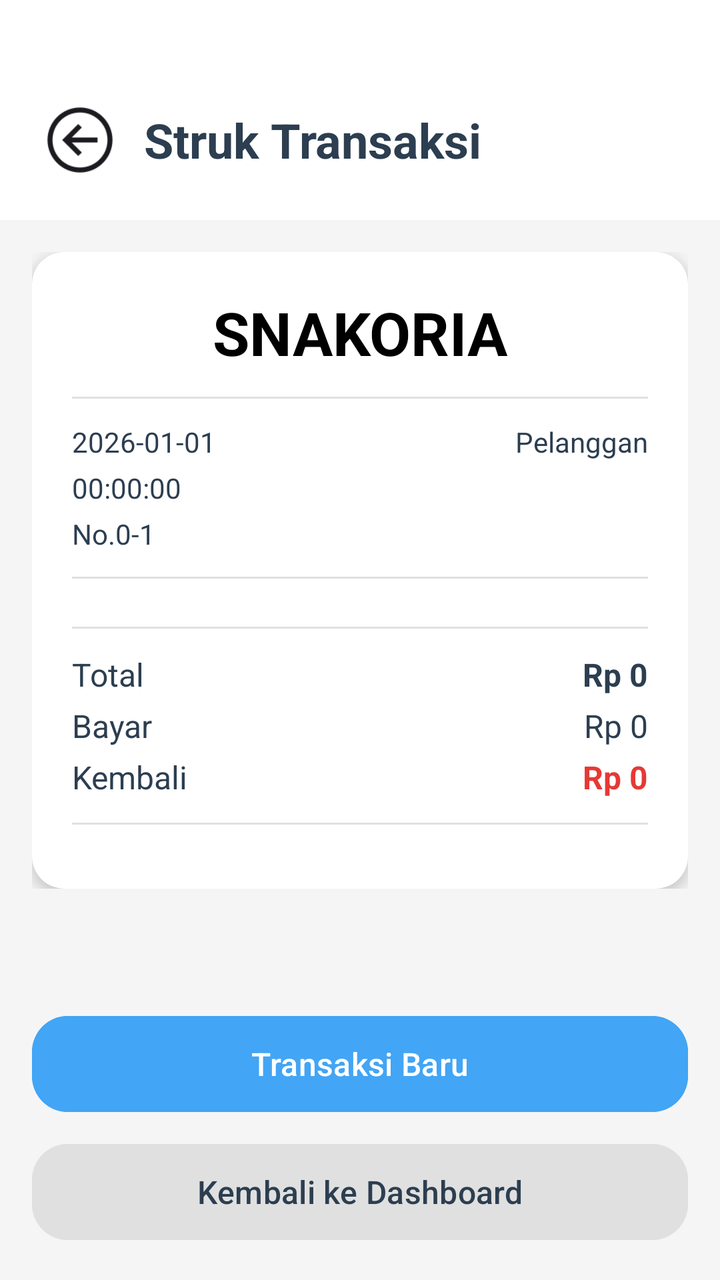
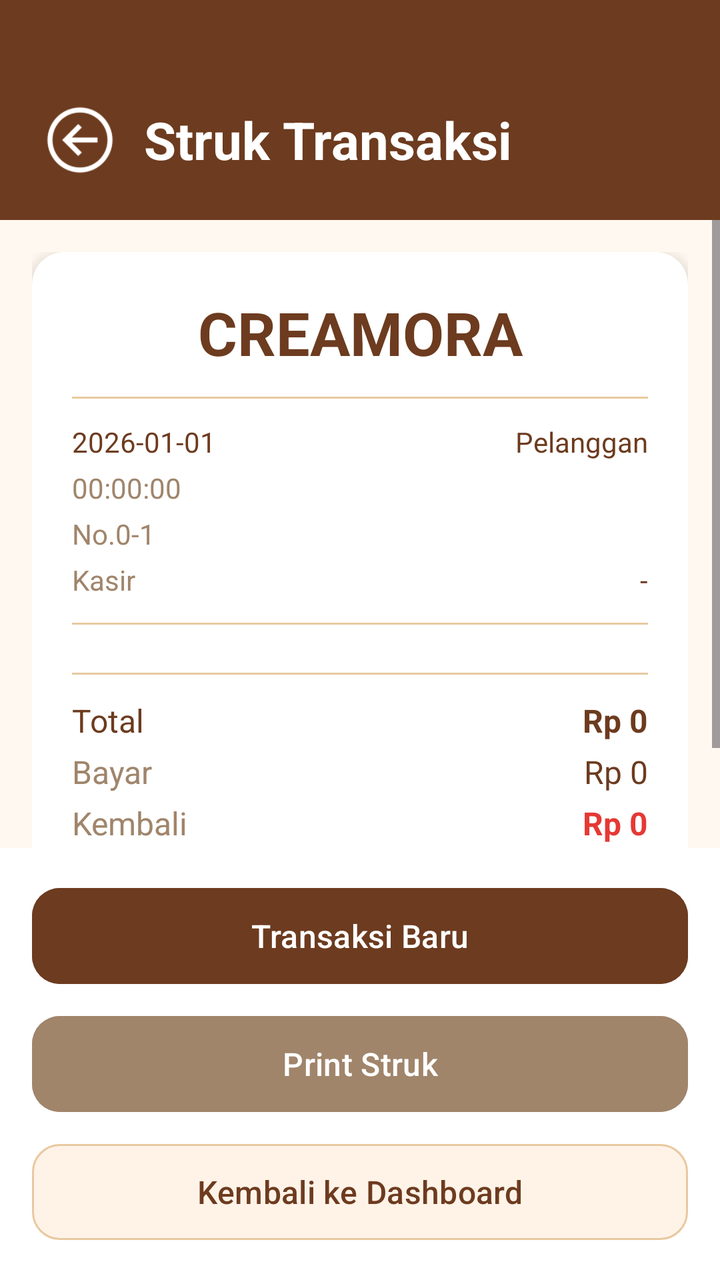

An Android layout rendered at two revisions. The XML below is the earlier revision; the diff shows what the commit changed to produce the second picture.
<!-- AndroidManifest.xml: application theme Theme.Kasir -->
<!-- res/layout/activity_struk.xml -->
<?xml version="1.0" encoding="utf-8"?>
<LinearLayout xmlns:android="http://schemas.android.com/apk/res/android"
    xmlns:app="http://schemas.android.com/apk/res-auto"
    android:layout_width="match_parent"
    android:layout_height="match_parent"
    android:orientation="vertical"
    android:background="#F5F5F5">

    
    <LinearLayout
        android:layout_width="match_parent"
        android:layout_height="wrap_content"
        android:orientation="horizontal"
        android:gravity="center_vertical"
        android:paddingTop="50dp"
        android:paddingBottom="20dp"
        android:paddingStart="20dp"
        android:paddingEnd="20dp"
        android:background="@android:color/white">

        <ImageView
            android:id="@+id/ivKembali"
            android:layout_width="40dp"
            android:layout_height="40dp"
            android:src="@drawable/panah"
            android:clickable="true"
            android:focusable="true"
            android:contentDescription="Kembali"
            app:tint="?attr/colorOnSurface"/>

        <TextView
            android:layout_width="0dp"
            android:layout_height="wrap_content"
            android:layout_weight="1"
            android:layout_marginStart="12dp"
            android:text="Struk Transaksi"
            android:textSize="24sp"
            android:textStyle="bold"
            android:textColor="#2C3E50"/>
    </LinearLayout>

    <ScrollView
        android:layout_width="match_parent"
        android:layout_height="0dp"
        android:layout_weight="1">

        <LinearLayout
            android:layout_width="match_parent"
            android:layout_height="wrap_content"
            android:orientation="vertical"
            android:padding="16dp">

            
            <androidx.cardview.widget.CardView
                android:layout_width="match_parent"
                android:layout_height="wrap_content"
                app:cardCornerRadius="16dp"
                app:cardElevation="4dp"
                app:cardBackgroundColor="#FFFFFF">

                <LinearLayout
                    android:layout_width="match_parent"
                    android:layout_height="wrap_content"
                    android:orientation="vertical"
                    android:padding="20dp">

                    
                    <TextView
                        android:layout_width="match_parent"
                        android:layout_height="wrap_content"
                        android:text="SNAKORIA"
                        android:textSize="30sp"
                        android:textStyle="bold"
                        android:gravity="center"
                        android:textColor="#000000"/>

                    <View
                        android:layout_width="match_parent"
                        android:layout_height="1dp"
                        android:background="#E0E0E0"
                        android:layout_marginTop="12dp"
                        android:layout_marginBottom="12dp"/>

                    
                    <LinearLayout
                        android:layout_width="match_parent"
                        android:layout_height="wrap_content"
                        android:orientation="horizontal">

                        <TextView
                            android:id="@+id/tvTanggal"
                            android:layout_width="0dp"
                            android:layout_height="wrap_content"
                            android:layout_weight="1"
                            android:text="2026-01-01"
                            android:textSize="14sp"
                            android:textColor="#2C3E50"/>

                        <TextView
                            android:id="@+id/tvNamaPelanggan"
                            android:layout_width="wrap_content"
                            android:layout_height="wrap_content"
                            android:text="Pelanggan"
                            android:textSize="14sp"
                            android:textColor="#2C3E50"/>
                    </LinearLayout>

                    <LinearLayout
                        android:layout_width="match_parent"
                        android:layout_height="wrap_content"
                        android:orientation="horizontal"
                        android:layout_marginTop="4dp">

                        <TextView
                            android:id="@+id/tvJam"
                            android:layout_width="0dp"
                            android:layout_height="wrap_content"
                            android:layout_weight="1"
                            android:text="00:00:00"
                            android:textSize="14sp"
                            android:textColor="#2C3E50"/>
                    </LinearLayout>

                    <TextView
                        android:id="@+id/tvNomorTransaksi"
                        android:layout_width="wrap_content"
                        android:layout_height="wrap_content"
                        android:text="No.0-1"
                        android:textSize="14sp"
                        android:textColor="#2C3E50"
                        android:layout_marginTop="4dp"/>

                    <View
                        android:layout_width="match_parent"
                        android:layout_height="1dp"
                        android:background="#E0E0E0"
                        android:layout_marginTop="12dp"
                        android:layout_marginBottom="12dp"/>

                    
                    <LinearLayout
                        android:id="@+id/llItems"
                        android:layout_width="match_parent"
                        android:layout_height="wrap_content"
                        android:orientation="vertical"/>

                    <View
                        android:layout_width="match_parent"
                        android:layout_height="1dp"
                        android:background="#E0E0E0"
                        android:layout_marginTop="12dp"
                        android:layout_marginBottom="12dp"/>

                    
                    <LinearLayout
                        android:layout_width="match_parent"
                        android:layout_height="wrap_content"
                        android:orientation="horizontal">

                        <TextView
                            android:layout_width="0dp"
                            android:layout_height="wrap_content"
                            android:layout_weight="1"
                            android:text="Total"
                            android:textSize="16sp"
                            android:textColor="#2C3E50"/>

                        <TextView
                            android:id="@+id/tvTotal"
                            android:layout_width="wrap_content"
                            android:layout_height="wrap_content"
                            android:text="Rp 0"
                            android:textSize="16sp"
                            android:textStyle="bold"
                            android:textColor="#2C3E50"/>
                    </LinearLayout>

                    <LinearLayout
                        android:layout_width="match_parent"
                        android:layout_height="wrap_content"
                        android:orientation="horizontal"
                        android:layout_marginTop="4dp">

                        <TextView
                            android:layout_width="0dp"
                            android:layout_height="wrap_content"
                            android:layout_weight="1"
                            android:text="Bayar"
                            android:textSize="16sp"
                            android:textColor="#2C3E50"/>

                        <TextView
                            android:id="@+id/tvBayar"
                            android:layout_width="wrap_content"
                            android:layout_height="wrap_content"
                            android:text="Rp 0"
                            android:textSize="16sp"
                            android:textColor="#2C3E50"/>
                    </LinearLayout>

                    <LinearLayout
                        android:layout_width="match_parent"
                        android:layout_height="wrap_content"
                        android:orientation="horizontal"
                        android:layout_marginTop="4dp">

                        <TextView
                            android:layout_width="0dp"
                            android:layout_height="wrap_content"
                            android:layout_weight="1"
                            android:text="Kembali"
                            android:textSize="16sp"
                            android:textColor="#2C3E50"/>

                        <TextView
                            android:id="@+id/tvKembali"
                            android:layout_width="wrap_content"
                            android:layout_height="wrap_content"
                            android:text="Rp 0"
                            android:textSize="16sp"
                            android:textStyle="bold"
                            android:textColor="#E53935"/>
                    </LinearLayout>

                    <View
                        android:layout_width="match_parent"
                        android:layout_height="1dp"
                        android:background="#E0E0E0"
                        android:layout_marginTop="12dp"
                        android:layout_marginBottom="12dp"/>

                </LinearLayout>
            </androidx.cardview.widget.CardView>
        </LinearLayout>
    </ScrollView>

    
    <LinearLayout
        android:layout_width="match_parent"
        android:layout_height="wrap_content"
        android:orientation="vertical"
        android:padding="16dp">

        <com.google.android.material.button.MaterialButton
            android:id="@+id/btnTransaksiBaru"
            android:layout_width="match_parent"
            android:layout_height="56dp"
            android:text="Transaksi Baru"
            android:textSize="16sp"
            android:textColor="#FFFFFF"
            android:backgroundTint="#42A5F5"
            app:cornerRadius="18dp"/>

        <com.google.android.material.button.MaterialButton
            android:id="@+id/btnKeDashboard"
            android:layout_width="match_parent"
            android:layout_height="56dp"
            android:layout_marginTop="8dp"
            android:text="Kembali ke Dashboard"
            android:textSize="16sp"
            android:textColor="#2C3E50"
            android:backgroundTint="#E0E0E0"
            app:cornerRadius="18dp"/>
    </LinearLayout>

</LinearLayout>
<!-- resources referenced by this layout -->
<resources>
  <!-- drawable panah: png bitmap (drawable, 1835 bytes) -->
  <style name="Theme.Kasir" parent="Base.Theme.Kasir" />
  <style name="Base.Theme.Kasir" parent="Theme.Material3.DayNight.NoActionBar">
          
          
      </style>
</resources>

<!-- the commit's change to res/layout/activity_struk.xml (unified diff, before → after) -->
@@ -4,7 +4,7 @@
     android:layout_width="match_parent"
     android:layout_height="match_parent"
     android:orientation="vertical"
-    android:background="#F5F5F5">
+    android:background="@color/bg_home">
 
     
     <LinearLayout
@@ -16,7 +16,7 @@
         android:paddingBottom="20dp"
         android:paddingStart="20dp"
         android:paddingEnd="20dp"
-        android:background="@android:color/white">
+        android:background="@color/header_bg">
 
         <ImageView
             android:id="@+id/ivKembali"
@@ -26,7 +26,7 @@
             android:clickable="true"
             android:focusable="true"
             android:contentDescription="Kembali"
-            app:tint="?attr/colorOnSurface"/>
+            app:tint="@color/header_title_text"/>
 
         <TextView
             android:layout_width="0dp"
@@ -34,9 +34,9 @@
             android:layout_weight="1"
             android:layout_marginStart="12dp"
             android:text="Struk Transaksi"
-            android:textSize="24sp"
+            android:textSize="26sp"
             android:textStyle="bold"
-            android:textColor="#2C3E50"/>
+            android:textColor="@color/header_title_text"/>
     </LinearLayout>
 
     <ScrollView
@@ -50,13 +50,12 @@
             android:orientation="vertical"
             android:padding="16dp">
 
-            
             <androidx.cardview.widget.CardView
                 android:layout_width="match_parent"
                 android:layout_height="wrap_content"
                 app:cardCornerRadius="16dp"
                 app:cardElevation="4dp"
-                app:cardBackgroundColor="#FFFFFF">
+                app:cardBackgroundColor="@color/card_bg">
 
                 <LinearLayout
                     android:layout_width="match_parent"
@@ -68,16 +67,16 @@
                     <TextView
                         android:layout_width="match_parent"
                         android:layout_height="wrap_content"
-                        android:text="SNAKORIA"
+                        android:text="CREAMORA"
                         android:textSize="30sp"
                         android:textStyle="bold"
                         android:gravity="center"
-                        android:textColor="#000000"/>
+                        android:textColor="@color/text_primary_brown"/>
 
                     <View
                         android:layout_width="match_parent"
                         android:layout_height="1dp"
-                        android:background="#E0E0E0"
+                        android:background="@color/divider"
                         android:layout_marginTop="12dp"
                         android:layout_marginBottom="12dp"/>
 
@@ -94,7 +93,7 @@
                             android:layout_weight="1"
                             android:text="2026-01-01"
                             android:textSize="14sp"
-                            android:textColor="#2C3E50"/>
+                            android:textColor="@color/text_primary_brown"/>
 
                         <TextView
                             android:id="@+id/tvNamaPelanggan"
@@ -102,7 +101,7 @@
                             android:layout_height="wrap_content"
                             android:text="Pelanggan"
                             android:textSize="14sp"
-                            android:textColor="#2C3E50"/>
+                            android:textColor="@color/text_primary_brown"/>
                     </LinearLayout>
 
                     <LinearLayout
@@ -118,7 +117,7 @@
                             android:layout_weight="1"
                             android:text="00:00:00"
                             android:textSize="14sp"
-                            android:textColor="#2C3E50"/>
+                            android:textColor="@color/text_secondary_brown"/>
                     </LinearLayout>
 
                     <TextView
@@ -127,13 +126,37 @@
                         android:layout_height="wrap_content"
                         android:text="No.0-1"
                         android:textSize="14sp"
-                        android:textColor="#2C3E50"
+                        android:textColor="@color/text_secondary_brown"
                         android:layout_marginTop="4dp"/>
 
+                    
+                    <LinearLayout
+                        android:layout_width="match_parent"
+                        android:layout_height="wrap_content"
+                        android:orientation="horizontal"
+                        android:layout_marginTop="4dp">
+
+                        <TextView
+                            android:layout_width="0dp"
+                            android:layout_height="wrap_content"
+                            android:layout_weight="1"
+                            android:text="Kasir"
+                            android:textSize="14sp"
+                            android:textColor="@color/text_secondary_brown"/>
+
+                        <TextView
+                            android:id="@+id/tvNamaKasir"
+                            android:layout_width="wrap_content"
+                            android:layout_height="wrap_content"
+                            android:text="-"
+                            android:textSize="14sp"
+                            android:textColor="@color/text_primary_brown"/>
+                    </LinearLayout>
+
                     <View
                         android:layout_width="match_parent"
                         android:layout_height="1dp"
-                        android:background="#E0E0E0"
+                        android:background="@color/divider"
                         android:layout_marginTop="12dp"
                         android:layout_marginBottom="12dp"/>
 
@@ -147,7 +170,7 @@
                     <View
                         android:layout_width="match_parent"
                         android:layout_height="1dp"
-                        android:background="#E0E0E0"
+                        android:background="@color/divider"
                         android:layout_marginTop="12dp"
                         android:layout_marginBottom="12dp"/>
 
@@ -163,7 +186,7 @@
                             android:layout_weight="1"
                             android:text="Total"
                             android:textSize="16sp"
-                            android:textColor="#2C3E50"/>
+                            android:textColor="@color/text_primary_brown"/>
 
                         <TextView
                             android:id="@+id/tvTotal"
@@ -172,7 +195,7 @@
                             android:text="Rp 0"
                             android:textSize="16sp"
                             android:textStyle="bold"
-                            android:textColor="#2C3E50"/>
+                            android:textColor="@color/text_primary_brown"/>
                     </LinearLayout>
 
                     <LinearLayout
@@ -187,7 +210,7 @@
                             android:layout_weight="1"
                             android:text="Bayar"
                             android:textSize="16sp"
-                            android:textColor="#2C3E50"/>
+                            android:textColor="@color/text_secondary_brown"/>
 
                         <TextView
                             android:id="@+id/tvBayar"
@@ -195,7 +218,7 @@
                             android:layout_height="wrap_content"
                             android:text="Rp 0"
                             android:textSize="16sp"
-                            android:textColor="#2C3E50"/>
+                            android:textColor="@color/text_primary_brown"/>
                     </LinearLayout>
 
                     <LinearLayout
@@ -210,7 +233,7 @@
                             android:layout_weight="1"
                             android:text="Kembali"
                             android:textSize="16sp"
-                            android:textColor="#2C3E50"/>
+                            android:textColor="@color/text_secondary_brown"/>
 
                         <TextView
                             android:id="@+id/tvKembali"
@@ -219,13 +242,13 @@
                             android:text="Rp 0"
                             android:textSize="16sp"
                             android:textStyle="bold"
-                            android:textColor="#E53935"/>
+                            android:textColor="@color/btn_hapus"/>
                     </LinearLayout>
 
                     <View
                         android:layout_width="match_parent"
                         android:layout_height="1dp"
-                        android:background="#E0E0E0"
+                        android:background="@color/divider"
                         android:layout_marginTop="12dp"
                         android:layout_marginBottom="12dp"/>
 
@@ -239,7 +262,8 @@
         android:layout_width="match_parent"
         android:layout_height="wrap_content"
         android:orientation="vertical"
-        android:padding="16dp">
+        android:padding="16dp"
+        android:background="@color/card_bg">
 
         <com.google.android.material.button.MaterialButton
             android:id="@+id/btnTransaksiBaru"
@@ -247,9 +271,20 @@
             android:layout_height="56dp"
             android:text="Transaksi Baru"
             android:textSize="16sp"
-            android:textColor="#FFFFFF"
-            android:backgroundTint="#42A5F5"
-            app:cornerRadius="18dp"/>
+            android:textColor="@color/header_title_text"
+            android:backgroundTint="@color/btn_simpan"
+            app:cornerRadius="14dp"/>
+
+        <com.google.android.material.button.MaterialButton
+            android:id="@+id/btnPrint"
+            android:layout_width="match_parent"
+            android:layout_height="56dp"
+            android:layout_marginTop="8dp"
+            android:text="Print Struk"
+            android:textSize="16sp"
+            android:textColor="@color/header_title_text"
+            android:backgroundTint="@color/text_secondary_brown"
+            app:cornerRadius="14dp"/>
 
         <com.google.android.material.button.MaterialButton
             android:id="@+id/btnKeDashboard"
@@ -258,9 +293,11 @@
             android:layout_marginTop="8dp"
             android:text="Kembali ke Dashboard"
             android:textSize="16sp"
-            android:textColor="#2C3E50"
-            android:backgroundTint="#E0E0E0"
-            app:cornerRadius="18dp"/>
+            android:textColor="@color/text_primary_brown"
+            android:backgroundTint="@color/quick_menu_bg"
+            app:strokeColor="@color/divider"
+            app:strokeWidth="1dp"
+            app:cornerRadius="14dp"/>
     </LinearLayout>
 
 </LinearLayout>
<!-- resource entries referenced after the edit -->
@@ -1,5 +1,15 @@
 <!-- resources referenced by this layout -->
 <resources>
+  <color name="bg_home">#FFF8F0</color>
+  <color name="btn_hapus">#E53935</color>
+  <color name="btn_simpan">#6D3B1F</color>
+  <color name="card_bg">#FFFFFF</color>
+  <color name="divider">#E8C9A0</color>
+  <color name="header_bg">#6D3B1F</color>
+  <color name="header_title_text">#FFFFFF</color>
+  <color name="quick_menu_bg">#FFF3E8</color>
+  <color name="text_primary_brown">#6D3B1F</color>
+  <color name="text_secondary_brown">#A0856B</color>
   <!-- drawable panah: png bitmap (drawable, 1835 bytes) -->
   <style name="Theme.Kasir" parent="Base.Theme.Kasir" />
   <style name="Base.Theme.Kasir" parent="Theme.Material3.DayNight.NoActionBar">
